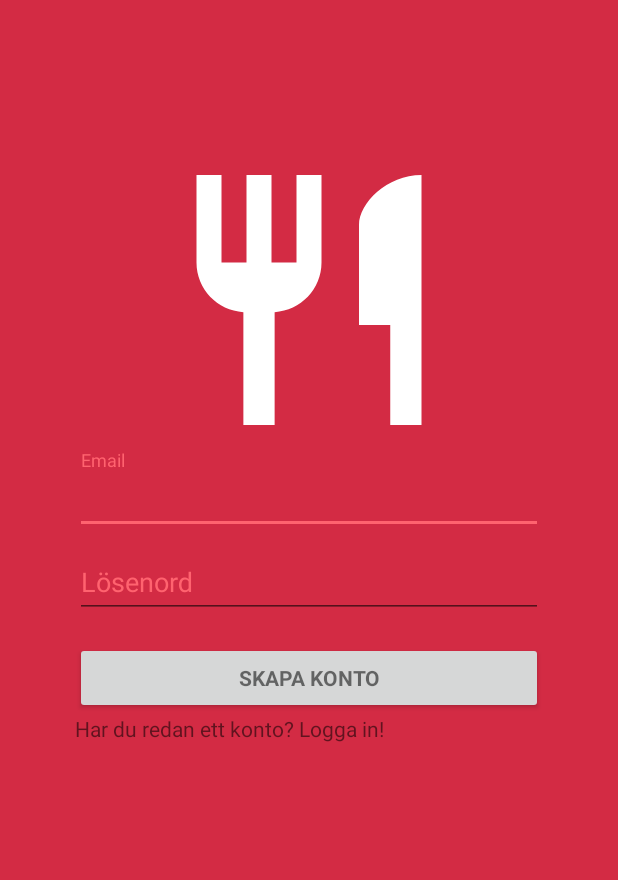
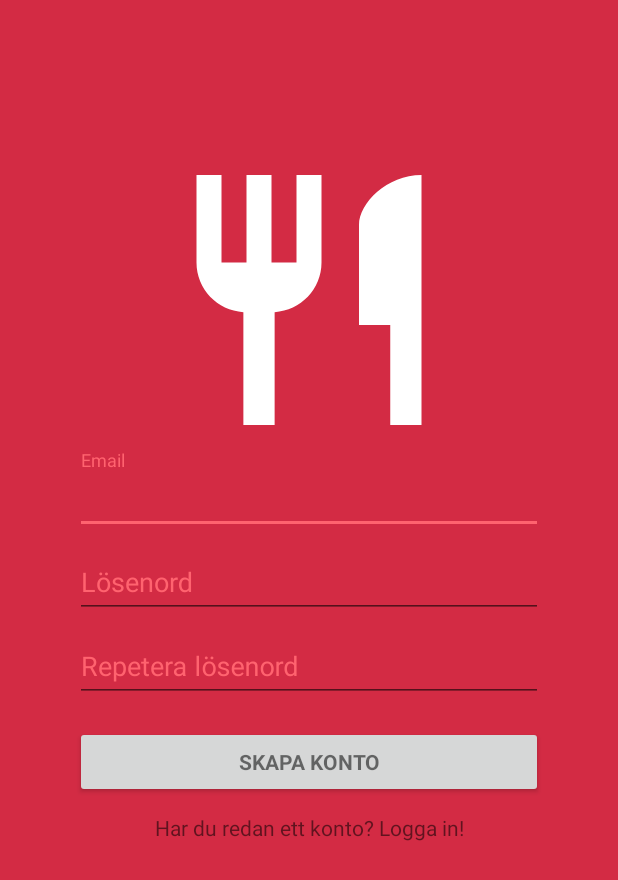
Before and after one commit to sara-sall/ReceptApp2, an Android app: the SignUpActivity screen opened directly, with no data from a screen before it, on a phone screen of 412 x 824 dp. Shown: the top 880 px of the screen. Run offline under Robolectric (Android 15) with nearby library versions, the phone set to English and light mode, and no system bars; our stand-ins replace Firebase (no records; nobody signed in at launch, a user with empty details on screens opened directly).

Commit message:
Small changes to Login/signup activity layout

```diff
--- a/app/src/main/java/com/example/receptapp/RecepieActivity.java
+++ b/app/src/main/java/com/example/receptapp/RecepieActivity.java
@@ -101,7 +101,7 @@ public class RecepieActivity extends AppCompatActivity {
                         @Override
                         public void onSuccess(Void aVoid) {
                             fab.setImageResource(R.drawable.ic_favorite_white_24dp);
-                            Toast.makeText(getApplicationContext(), "Recept sparat i favoriter", Toast.LENGTH_LONG).show();
+                            Toast.makeText(getApplicationContext(), R.string.addFavorite, Toast.LENGTH_LONG).show();
                             recept.setFavorite(true);
                         }
                     }).addOnFailureListener(new OnFailureListener() {
@@ -117,7 +117,7 @@ public class RecepieActivity extends AppCompatActivity {
                         @Override
                         public void onSuccess(Void aVoid) {
                             fab.setImageResource(R.drawable.ic_favorite_border_white_24dp);
-                            Toast.makeText(getApplicationContext(), "Recept borttaget ur favoriter", Toast.LENGTH_LONG).show();
+                            Toast.makeText(getApplicationContext(), R.string.removeFavorite, Toast.LENGTH_LONG).show();
                             recept.setFavorite(false);
                         }
                     }).addOnFailureListener(new OnFailureListener() {
--- a/app/src/main/java/com/example/receptapp/RecepieListAdapter.java
+++ b/app/src/main/java/com/example/receptapp/RecepieListAdapter.java
@@ -81,11 +81,11 @@ public class RecepieListAdapter extends RecyclerView.Adapter {
                 Log.d("Test", recepieItem.getTitle());
                 if(!recepieItem.isFavorite()){
                     favoriteButton.setImageResource(R.drawable.ic_favorite_color_24dp);
-                    Toast.makeText(v.getContext() , "Recept tillagt i favoriter", Toast.LENGTH_SHORT).show();
+                    Toast.makeText(v.getContext() , R.string.addFavorite, Toast.LENGTH_SHORT).show();
                     recepieItem.setFavorite(true);
                 }else{
                     favoriteButton.setImageResource(R.drawable.ic_favorite_border_black_24dp);
-                    Toast.makeText(v.getContext() , "Recept borttaget ur favoriter", Toast.LENGTH_SHORT).show();
+                    Toast.makeText(v.getContext() , R.string.removeFavorite, Toast.LENGTH_SHORT).show();
                     recepieItem.setFavorite(false);
                 }
             }
--- a/app/src/main/java/com/example/receptapp/RecepieListFragmentActivity.java
+++ b/app/src/main/java/com/example/receptapp/RecepieListFragmentActivity.java
@@ -86,7 +86,7 @@ public class RecepieListFragmentActivity extends Fragment {
 
         Recept r = new Recept(title, desc, ingredients, inst, tags, false, "");
 
-        receptRef.add(r);
+        //receptRef.add(r);
 
         Log.d("test", "get");
 
--- a/app/src/main/java/com/example/receptapp/SignUpActivity.java
+++ b/app/src/main/java/com/example/receptapp/SignUpActivity.java
@@ -19,7 +19,7 @@ import com.google.firebase.auth.FirebaseAuthUserCollisionException;
 
 public class SignUpActivity extends AppCompatActivity implements View.OnClickListener {
 
-    EditText emailInput, passwordInput;
+    EditText emailInput, passwordInput, passwordInput2;
     private FirebaseAuth mAuth;
     private ProgressBar progressBar;
 
@@ -30,6 +30,7 @@ public class SignUpActivity extends AppCompatActivity implements View.OnClickLis
 
         emailInput = (EditText) findViewById(R.id.emailSU);
         passwordInput = (EditText) findViewById(R.id.passwordSU);
+        passwordInput2 = (EditText) findViewById(R.id.passwordSU2);
         progressBar = (ProgressBar) findViewById(R.id.progressbarSU);
 
         mAuth = FirebaseAuth.getInstance();
@@ -47,6 +48,7 @@ public class SignUpActivity extends AppCompatActivity implements View.OnClickLis
     private void registerUser(){
         String email = emailInput.getText().toString().trim();
         String password = passwordInput.getText().toString().trim();
+        String password2 = passwordInput2.getText().toString().trim();
 
         if(email.isEmpty()){
             emailInput.setError("E-mailadress behöver fyllas i");
@@ -71,6 +73,15 @@ public class SignUpActivity extends AppCompatActivity implements View.OnClickLis
             passwordInput.requestFocus();
             return;
         }
+        if(!password.equals(password2)){
+            passwordInput2.setError("Lösenorden måste vara lika");
+            passwordInput2.requestFocus();
+            return;
+
+        }
+
+
+
         progressBar.setVisibility(View.VISIBLE);
 
         mAuth.createUserWithEmailAndPassword(email, password).addOnCompleteListener(new OnCompleteListener<AuthResult>() {
--- a/app/src/main/res/layout/activity_sign_up.xml
+++ b/app/src/main/res/layout/activity_sign_up.xml
@@ -18,7 +18,7 @@
         android:layout_width="200dp"
         android:layout_height="200dp"
         app:srcCompat="@drawable/ic_restaurant_white_24dp"
-        android:layout_gravity="center"/>
+        android:layout_gravity="center_horizontal"/>
 
     <LinearLayout
         android:id="@+id/email_signup_form"
@@ -39,7 +39,9 @@
                 android:hint="@string/prompt_email"
                 android:inputType="textEmailAddress"
                 android:maxLines="1"
-                android:singleLine="true"/>
+                android:singleLine="true"
+                android:textColor="@color/colorOnPrimary"
+                android:shadowColor="@color/colorPrimaryDark"/>
 
         </android.support.design.widget.TextInputLayout>
 
@@ -59,7 +61,30 @@
                 android:imeOptions="actionUnspecified"
                 android:inputType="textPassword"
                 android:maxLines="1"
-                android:singleLine="true" />
+                android:singleLine="true"
+                android:textColor="@color/colorOnPrimary"
+                android:shadowColor="@color/colorPrimaryDark"/>
+
+        </android.support.design.widget.TextInputLayout>
+
+        <android.support.design.widget.TextInputLayout
+            android:layout_width="match_parent"
+            android:layout_height="wrap_content"
+            android:textColor="@color/colorOnPrimary"
+            android:textColorHint="@color/colorAccent">
+
+            <EditText
+                android:id="@+id/passwordSU2"
+                android:layout_width="match_parent"
+                android:layout_height="wrap_content"
+                android:hint="@string/prompt_password_repeat"
+                android:imeActionId="6"
+                android:imeActionLabel="@string/action_sign_in_short"
+                android:imeOptions="actionUnspecified"
+                android:inputType="textPassword"
+                android:maxLines="1"
+                android:singleLine="true"
+                android:textColor="@color/colorOnPrimary"/>
 
         </android.support.design.widget.TextInputLayout>
 
@@ -72,14 +97,16 @@
             android:text="@string/sign_up_buttonID"
             android:textStyle="bold" />
 
-        <TextView
-            android:id="@+id/toLogin"
-            android:layout_width="match_parent"
-            android:layout_height="wrap_content"
-            android:text="@string/toLogin" />
+
 
     </LinearLayout>
-
+    <TextView
+        android:id="@+id/toLogin"
+        android:layout_width="match_parent"
+        android:layout_height="wrap_content"
+        android:text="@string/toLogin"
+        android:gravity="center_horizontal"
+        android:padding="10dp"/>
     <ProgressBar
         android:id="@+id/progressbarSU"
         android:layout_width="wrap_content"
--- a/app/src/main/res/values/strings.xml
+++ b/app/src/main/res/values/strings.xml
@@ -9,6 +9,9 @@
     <string name="toolbarTitleRecepe">Recept</string>
     <string name="toolbarTitleFav">Favoriter</string>
     <string name="toolbarTitleProf">Profil</string>
+
+    <string name="addFavorite">Recept sparat i favoriter</string>
+    <string name="removeFavorite">Recept borttaget ur favoriter</string>
 
     <string name="action_settings">Settings</string>
     <string name="title_activity_login">Sign in</string>
@@ -31,4 +34,5 @@
     <string name="ingredients">Ingredienser:</string>
     <string name="instrictions">Gör då här:</string>
     <string name="contentAllergy">Innehåller:</string>
+    <string name="prompt_password_repeat">Repetera lösenord</string>
 </resources>
```
Also changed, not shown: app/src/main/AndroidManifest.xml (+5 -5 lines), app/src/main/res/layout/activity_login.xml (+12 -7 lines).
